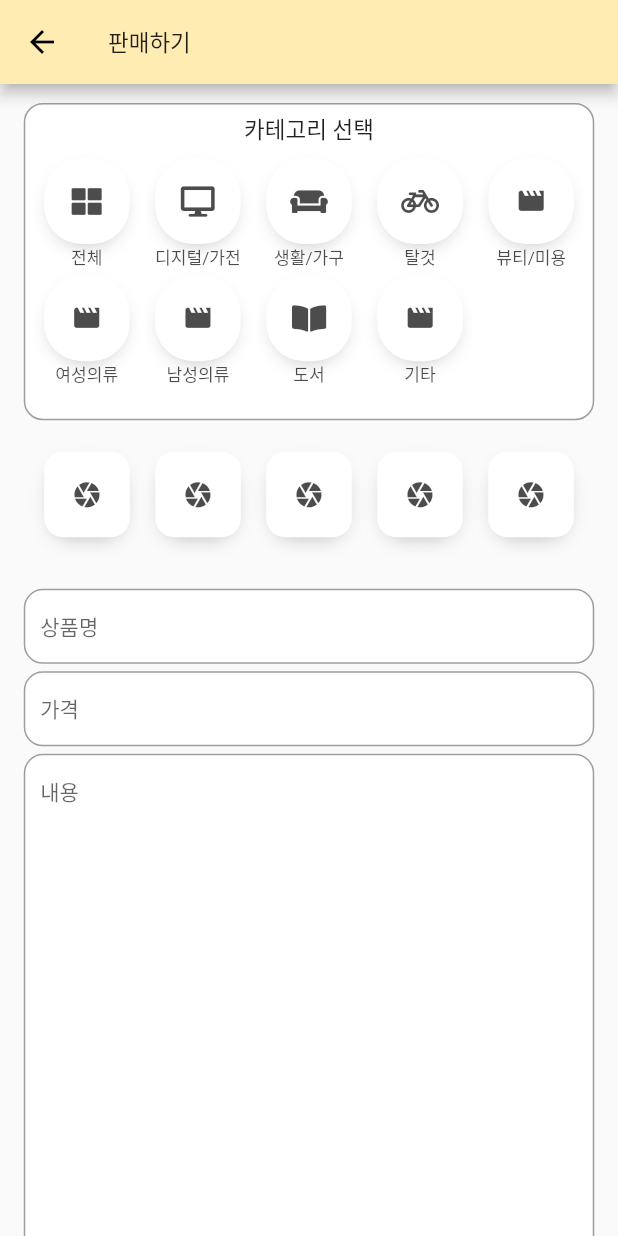
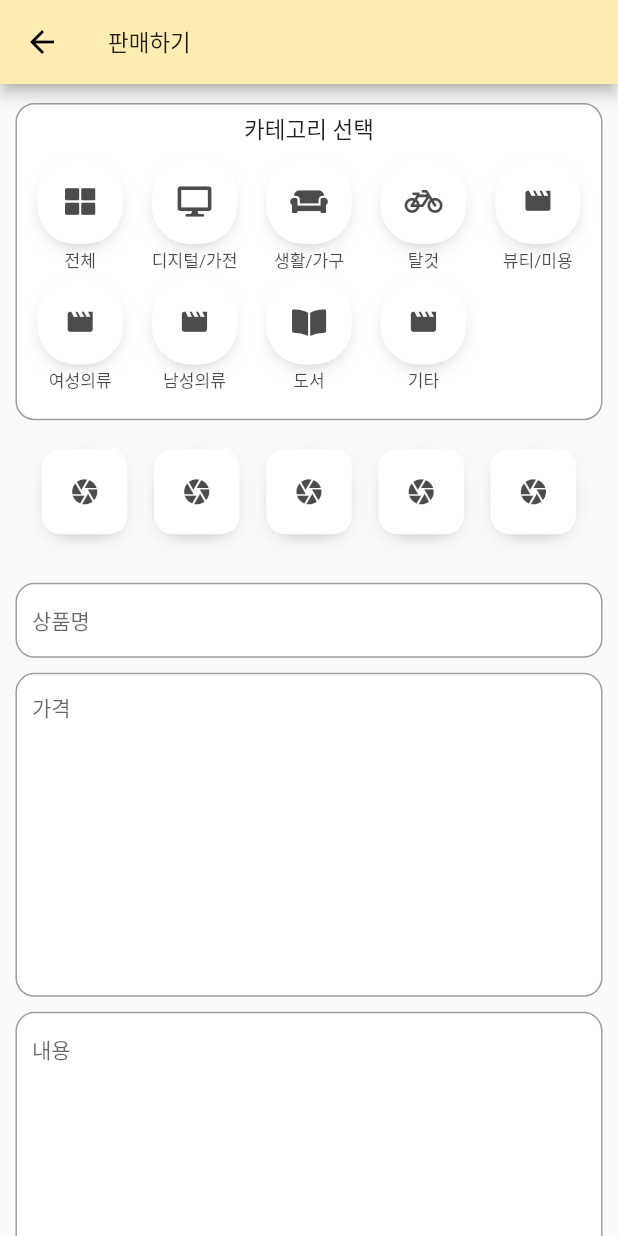
Before and after one commit to beygee/kaimarket, a Flutter app: the PostPage screen opened directly, on a phone screen of 412 x 824 dp. Run offline on Flutter 3.47's test engine with Material 2 defaults, Android fonts, the phone set to English and light mode, and no system bars; our stand-ins replace auto_size_text, carousel_pro, dio, flutter_spinkit, font_awesome_flutter, google_maps_flutter and 4 more; missing offline and left inert: flutter_facebook_login, flutter_kakao_login, flutter_naver_login; accounts and stored records are empty.

Commit message:
multiline finished

```diff
--- a/frontend/lib/post/post_page.dart
+++ b/frontend/lib/post/post_page.dart
@@ -19,6 +19,9 @@ class PostPage extends StatefulWidget {
 class PostPageState extends State<PostPage> {
   @override
   Widget build(BuildContext context) {
+
+      double c_width = MediaQuery.of(context).size.width*0.95;
+
     // TODO: implement build
     return Scaffold(
       appBar: AppBar(
@@ -39,7 +42,7 @@ class PostPageState extends State<PostPage> {
                 ///// 카테고리 선택
                 Container(
                   alignment: FractionalOffset(0.5,0.5),
-                  width: screenAwareSize(300.0, context),
+                  width: c_width,
                   decoration: BoxDecoration(
                     borderRadius: BorderRadius.circular(screenAwareSize(10.0, context)),
                     color: Colors.white,
@@ -59,14 +62,14 @@ class PostPageState extends State<PostPage> {
 
                 //// 사진버튼
                 Padding(
-                  padding: EdgeInsets.all(15.0),
+                  padding: EdgeInsets.all(13.0),
                   child:   _buildPhotoList(context),
                 ),
 
                 ///// 상품명
                 Container(
                   alignment: FractionalOffset(0.5,0.5),
-                  width: screenAwareSize(300.0, context),
+                  width: c_width,
                   decoration: BoxDecoration(
                     borderRadius: BorderRadius.circular(screenAwareSize(10.0, context)),
                     color: Colors.white,
@@ -82,10 +85,10 @@ class PostPageState extends State<PostPage> {
 
                 ///// 가격
                 Padding(
-                  padding: EdgeInsets.all(5.0),
+                  padding: EdgeInsets.all(10.0),
                   child: Container(
                   alignment: FractionalOffset(0.5,0.5),
-                  width: screenAwareSize(300.0, context),
+                  width: c_width,
                   decoration: BoxDecoration(
                     borderRadius: BorderRadius.circular(screenAwareSize(10.0, context)),
                     color: Colors.white,
@@ -103,8 +106,8 @@ class PostPageState extends State<PostPage> {
                 ///// 내용
                 Container(
                   alignment: FractionalOffset(0.5,0.5),
-                  width: screenAwareSize(300.0, context),
-                  height: screenAwareSize(300.0, context),
+                  width: c_width,
+                  height: c_width,
                   decoration: BoxDecoration(
                     borderRadius: BorderRadius.circular(screenAwareSize(10.0, context)),
                     color: Colors.white,
@@ -124,7 +127,10 @@ class PostPageState extends State<PostPage> {
                   alignment: FractionalOffset(0.5,0.5),
                   width: screenAwareSize(300.0, context),
                   decoration: BoxDecoration(
-                    borderRadius: BorderRadius.circular(screenAwareSize(10.0, context)),
+                    borderRadius: BorderRadius.only(
+                      topLeft: Radius.circular(screenAwareSize(10.0, context)),
+                      topRight: Radius.circular(screenAwareSize(10.0, context))
+                    ),
                     color: Colors.white,
                     border: Border.all(
                       color: Colors.grey,
@@ -197,6 +203,7 @@ class PostPageState extends State<PostPage> {
     return Padding(
       padding: const EdgeInsets.symmetric(horizontal: 10.0),
       child: TextField(
+        maxLines: 10,
         decoration: InputDecoration(
           hintText: "가격",
           hintStyle: TextStyle(
```
